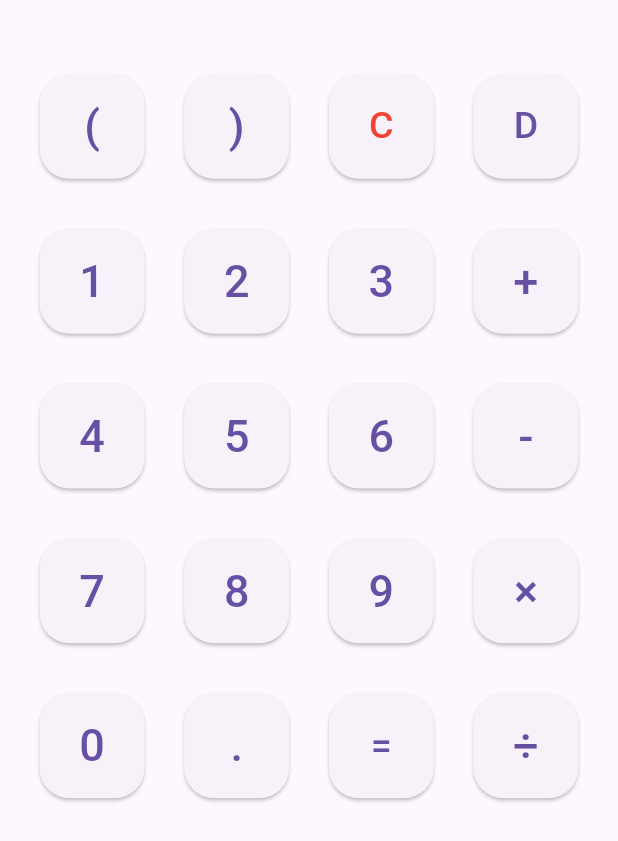
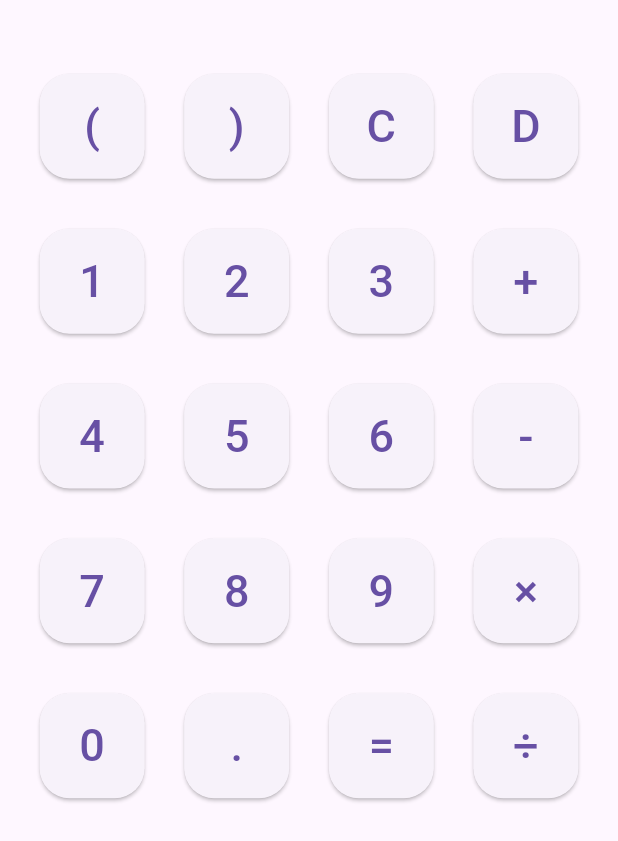
Before and after one commit to CoderMonstor/calculater, a Flutter app: the TransformPage screen opened directly, after a tap on an icon or button, on a phone screen of 412 x 824 dp. Shown: the part 388-1229 px from the top of the screen. Run offline on Flutter 3.47's test engine with Material 3 defaults, Android fonts, the light colour scheme and no system bars; missing offline and left inert: shake_animation_widget.

Commit message:
优化布局

```diff
--- a/lib/animationDemo/shake_audio.dart
+++ b/lib/animationDemo/shake_audio.dart
@@ -75,6 +75,15 @@ class _BuildButtonState extends State<BuildButton> {
              case '.':
                await _audioPlayer.play(AssetSource('audios/point.MP3'));
                break;
+             case '=':
+               await _audioPlayer.play(AssetSource('audios/equal.MP3'));
+               break;
+             case 'C':
+               await _audioPlayer.play(AssetSource('audios/clear.MP3'));
+               break;
+             case 'D':
+               // await _audioPlayer.play(AssetSource('audios/delete.MP3'));
+              break;
             default:
               await _audioPlayer.play(AssetSource('audios/${widget.str}.MP3'));
               break;
--- a/lib/drawerDemo/drawer.dart
+++ b/lib/drawerDemo/drawer.dart
@@ -12,7 +12,6 @@ class DrawerDemo extends StatefulWidget{
 class _DrawerDemoState extends State<DrawerDemo> {
   @override
   Widget build(BuildContext context) {
-    // TODO: implement build
     return Drawer(
         elevation: 16.0,
         child: Stack(
@@ -37,8 +36,7 @@ class _DrawerDemoState extends State<DrawerDemo> {
                     ),
                   ),
                 ),
-                Expanded(
-                  child: Column(
+                Column(
                   children: [
                     DeleteHistory(),
                     SizedBox(
@@ -47,7 +45,6 @@ class _DrawerDemoState extends State<DrawerDemo> {
                       child: History(),
                     ),
                   ],
-                  ),
                 ),
               ],
             ),
--- a/lib/widget/build_keyboard.dart
+++ b/lib/widget/build_keyboard.dart
@@ -1,69 +1,34 @@
-import 'equal_btn.dart';
 import '../animationDemo/shake_audio.dart';
 import 'calculate.dart';
-import 'clear_btn.dart';
-import 'delete_btn.dart';
+
 import 'package:flutter/material.dart';
 
 class buildKeyboard extends StatelessWidget {
   final Calculator calculator;
   const buildKeyboard({super.key, required this.calculator});
 
-
   @override
   Widget build(BuildContext context) {
+    final List<List<String>> buttonRows = [
+      ['(', ')', 'C', 'D'],
+      ['1', '2', '3', '+'],
+      ['4', '5', '6', '-'],
+      ['7', '8', '9', '×'],
+      ['0', '.', '=', '÷'],
+    ];
     return Expanded(
       flex: 2,
       child: Column(
         mainAxisAlignment: MainAxisAlignment.spaceEvenly,
-          children: [
-            Row(
+        children: buttonRows.map((row) {
+          return Row(
             mainAxisAlignment: MainAxisAlignment.spaceEvenly,
-              children: [
-                BuildButton(calculator: calculator, str: '('),
-                BuildButton(calculator: calculator, str: ')'),
-                ClearButton(calculator: calculator),
-                DeleteButton(calculator: calculator)
-              ],
-            ),
-            Row(
-              mainAxisAlignment: MainAxisAlignment.spaceEvenly,
-              children: [
-                BuildButton(calculator: calculator, str: '1'),
-                BuildButton(calculator: calculator, str: '2'),
-                BuildButton(calculator: calculator, str: '3'),
-                BuildButton(calculator: calculator, str: '+'),
-              ],
-            ),
-            Row(
-              mainAxisAlignment: MainAxisAlignment.spaceEvenly,
-              children: [
-                BuildButton(calculator: calculator, str: '4'),
-                BuildButton(calculator: calculator, str: '5'),
-                BuildButton(calculator: calculator, str: '6'),
-                BuildButton(calculator: calculator, str: '-'),
-              ],
-            ),
-            Row(
-              mainAxisAlignment: MainAxisAlignment.spaceEvenly,
-              children: [
-                BuildButton(calculator: calculator, str: '7'),
-                BuildButton(calculator: calculator, str: '8'),
-                BuildButton(calculator: calculator, str: '9'),
-                BuildButton(calculator: calculator, str: '×'),
-              ],
-            ),
-            Row(
-              mainAxisAlignment: MainAxisAlignment.spaceEvenly,
-              children: [
-                BuildButton(calculator: calculator, str: '0'),
-                BuildButton(calculator: calculator, str: '.'),
-                EqualButton(calculator: calculator),
-                BuildButton(calculator: calculator, str: '÷'),
-              ],
-            ),
-          ],
-        ),
+            children: row.map((str) {
+              return BuildButton(calculator: calculator, str: str);
+            }).toList(),
+          );
+        }).toList(),
+      )
     );
   }
 }
--- a/lib/widget/calculate.dart
+++ b/lib/widget/calculate.dart
@@ -1,25 +1,77 @@
 import 'dart:io';
 
-import 'package:calculater/result/result.dart';
 import 'package:flutter/foundation.dart';
-import 'package:flutter/material.dart';
 import 'package:path_provider/path_provider.dart';
 
 class Calculator extends ChangeNotifier {
   String inputNum = '';
   String result = '';
 
-
   void onButtonPressed(String value) {
     // 如果第一个输入的是操作符，则不进行任何操作
-    if (inputNum.isEmpty && isOperator(value)) {
+    if (inputNum.isEmpty && isOperator(value)&& inputNum[0] == ')') {
       return;
     }
-
     // 如果当前输入的是操作符，并且前一个字符也是操作符，则替换掉前一个操作符
     if (isOperator(value) && inputNum.isNotEmpty && isOperator(inputNum[inputNum.length - 1]) && inputNum[inputNum.length - 1] != '(') {
       inputNum = inputNum.substring(0, inputNum.length - 1) + value;
-    } else {
+    } else if (value == '=') {
+      // 处理等号按钮的逻辑
+      try {
+        // 计算表达式的结果
+        final result = calculateResult(inputNum);
+        inputNum+='=$result';
+
+        // 将结果保存到历史记录
+
+        /// 将给定的结果数据保存到文件中。
+        ///
+        /// 异步地将字符串结果追加写入到名为'histroy.txt'的文件中。如果文件不存在，
+        /// 它将被创建。此方法用于记录操作历史或保存临时数据，以便后续访问或查看。
+        Future<void> saveData(String result,String inputNum) async {
+          try {
+            final directory = await getApplicationDocumentsDirectory();
+            final file = File('${directory.path}/history.txt');
+            // print('文件路径：$file');
+            await file.writeAsString('$inputNum\n', mode: FileMode.append);
+          } catch (e) {
+            // 错误处理
+            if (kDebugMode) {
+              print('Error saving data: $e');
+            }
+          }
+        }
+        saveData(result, inputNum);
+        // 打印结果（调试用）
+        if (kDebugMode) {
+          print('Result: $result');
+        }
+      } catch (e) {
+        // 处理计算错误
+        inputNum = 'Error';
+        if (kDebugMode) {
+          print('Error result: $e');
+        }
+      }
+    } else if(value == 'C'){
+      try{
+        inputNum = '';
+      }catch(e){
+        if (kDebugMode) {
+          print('Error clear data: $e');
+        }
+      }
+    }else if(value == 'D'){
+      try{
+        inputNum = inputNum.substring(0, inputNum.length - 1);
+      }catch(e){
+        if (kDebugMode) {
+          print('Error deleting data: $e');
+        }
+      }
+    }
+    else {
+      // 处理其他按钮的逻辑
       inputNum += value;
     }
 
@@ -27,52 +79,7 @@ class Calculator extends ChangeNotifier {
     if (kDebugMode) {
       print(inputNum);
     }
-    notifyListeners();
-  }
-
-  void onDeletePressed() {
-    if (inputNum.isNotEmpty) {
-      /// 移除输入数字字符串的最后一个字符
-      inputNum = inputNum.substring(0, inputNum.length - 1);
-    }
-    notifyListeners();
-  }
-
-  void equalPressed(BuildContext context) {
-    // 计算输入数字的结果。
-    result = calculateResult(inputNum);
-
-    // 延迟0毫秒后，执行跳转到结果页面的操作。这是为了确保UI线程可以先处理其他更新。
-
-    // Future.delayed(Duration.zero, () {
-    //   jumpToResultPage(context, result);
-    // });
-
-    /// 将给定的结果数据保存到文件中。
-    ///
-    /// 异步地将字符串结果追加写入到名为'histroy.txt'的文件中。如果文件不存在，
-    /// 它将被创建。此方法用于记录操作历史或保存临时数据，以便后续访问或查看。
-
-    Future<void> saveData(String result,String inputNum) async {
-      try {
-        final directory = await getApplicationDocumentsDirectory();
-        final file = File('${directory.path}/history.txt');
-        // print('文件路径：$file');
-        await file.writeAsString('$inputNum=$result\n', mode: FileMode.append);
-      } catch (e) {
-        // 错误处理
-        if (kDebugMode) {
-          print('Error saving data: $e');
-        }
-      }
-
-    }
-    saveData(result, inputNum);
-
-    if (kDebugMode) {
-      print(result);
-    }
-
+    // 通知监听者更新界面
     notifyListeners();
   }
 
@@ -100,26 +107,26 @@ class Calculator extends ChangeNotifier {
     List<String> operators = [];
 
     // 遍历所有标记
-    for (String token in expressions) {
-      // 如果标记是数字，转换为double类型并压入数值栈
-      if (isNumber(token)) {
-        values.add(double.parse(token));
-        // 如果标记是左括号，压入运算符栈
-      } else if (token == '(') {
-        operators.add(token);
+    for (String value in expressions) {
+      // 如果标记是数字，转换为double类型,存储在数值列表
+      if (isNumber(value)) {
+        values.add(double.parse(value));
+        // 如果标记是左括号，压入运算符列表
+      } else if (value == '(') {
+        operators.add(value);
         // 如果标记是右括号，执行运算直到遇到左括号
-      } else if (token == ')') {
+      } else if (value == ')') {
         while (operators.isNotEmpty && operators.last != '(') {
           values.add(applyOperator(values.removeLast(), values.removeLast(), operators.removeLast()));
         }
         operators.removeLast(); // 移除左括号
         // 如果标记是运算符，根据优先级执行运算
-      } else if (isOperator(token)) {
+      } else if (isOperator(value)) {
         while (operators.isNotEmpty &&
-            precedence(operators.last) >= precedence(token)) {
+            precedence(operators.last) >= precedence(value)) {
           values.add(applyOperator(values.removeLast(), values.removeLast(), operators.removeLast()));
         }
-        operators.add(token);
+        operators.add(value);
       }
     }
 
@@ -148,8 +155,8 @@ class Calculator extends ChangeNotifier {
     // 遍历表达式中的每个字符
     for (int i = 0; i < expression.length; i++) {
       String char = expression[i];
-      // 如果当前字符是括号或运算符，则将当前数字缓冲区的内容添加到令牌列表中，
-      // 并将当前字符作为一个单独的令牌添加到列表中
+      // 如果当前字符是括号或运算符，则将当前数字缓冲区的内容添加到列表中，
+      // 并将当前字符作为一个单独的元素添加到列表中
       if (char == '(' || char == ')' || isOperator(char)) {
         if (numberBuffer.isNotEmpty) {
           nums.add(numberBuffer);
@@ -157,7 +164,7 @@ class Calculator extends ChangeNotifier {
         }
         nums.add(char);
       } else {
-        // 如果当前字符是数字，则将其添加到数字缓冲区
+        // 如果当前字符是数字，则将其添加到数字区
         numberBuffer += char;
       }
     }
@@ -201,20 +208,4 @@ class Calculator extends ChangeNotifier {
     }
     throw Exception('Unknown operator');
   }
-
-  void clearButton() {
-    inputNum = '';
-    result = '';
-    notifyListeners();
-  }
-
-  void jumpToResultPage(BuildContext context, String result) {
-    Navigator.of(context).push(
-      MaterialPageRoute(
-        builder: (ctx) {
-          return ResultPage(result, inputNum);
-        },
-      ),
-    );
-  }
 }
--- a/lib/widget/clear_btn.dart
+++ /dev/null
@@ -1,31 +0,0 @@
-import 'package:audioplayers/audioplayers.dart';
-import 'package:flutter/material.dart';
-
-import 'calculate.dart';
-
-class ClearButton extends StatelessWidget {
-  final Calculator calculator;
-  final AudioPlayer _audioPlayer = AudioPlayer();
-
-  ClearButton({super.key, required this.calculator});
-
-  @override
-  Widget build(BuildContext context) {
-    return ElevatedButton(
-      onPressed:() async {
-        calculator.clearButton();
-        await _audioPlayer.play(AssetSource('audios/clear.MP3'));
-        },
-      style: ElevatedButton.styleFrom(
-        minimumSize: const Size(70, 70),
-        shape: RoundedRectangleBorder(
-          borderRadius: BorderRadius.circular(20),
-        ),
-      ),
-      child: const Text(
-        "C",
-        style: TextStyle(fontSize: 25,color: Colors.red),
-      ),
-    );
-  }
-}
--- a/lib/widget/delete_btn.dart
+++ /dev/null
@@ -1,28 +0,0 @@
-import 'package:flutter/material.dart';
-
-import 'calculate.dart';
-
-class DeleteButton extends StatelessWidget {
-  final Calculator calculator;
-
-  const DeleteButton({super.key, required this.calculator});
-
-  @override
-  Widget build(BuildContext context) {
-    return ElevatedButton(
-      onPressed:() async {
-        calculator.onDeletePressed();
-      },
-      style: ElevatedButton.styleFrom(
-        minimumSize: const Size(70, 70),
-        shape: RoundedRectangleBorder(
-          borderRadius: BorderRadius.circular(20),
-        ),
-      ),
-      child: const Text(
-        "D",
-        style: TextStyle(fontSize: 25),
-      ),
-    );
-  }
-}
--- a/lib/widget/equal_btn.dart
+++ /dev/null
@@ -1,34 +0,0 @@
-import 'package:audioplayers/audioplayers.dart';
-
-import 'calculate.dart';
-import 'package:flutter/material.dart';
-class EqualButton extends StatefulWidget {
-  final Calculator calculator;
-  final AudioPlayer _audioPlayer = AudioPlayer();
-
-  EqualButton({super.key, required this.calculator});
-
-  @override
-  State<EqualButton> createState() => _EqualButtonState();
-}
-
-class _EqualButtonState extends State<EqualButton> {
-  @override
-  Widget build(BuildContext context) {
-    return ElevatedButton(
-      onPressed: () {
-        widget._audioPlayer.play(AssetSource('audios/equal.MP3'));
-
-        widget.calculator.equalPressed(context);
-      },
-      style: ElevatedButton.styleFrom(
-        minimumSize: const Size(70, 70),
-        shape: RoundedRectangleBorder(
-          borderRadius: BorderRadius.circular(20),
-        ),
-      ),
-      child: const Text("=", style: TextStyle(fontSize: 25),
-      ),
-    );
-  }
-}
```
Also changed, not shown: lib/audioDemo/audio.dart (deleted, +0 -232 lines), lib/drop_down_menu/drop_down_demo.dart (+0 -87 lines), lib/history/history.dart (+17 -21 lines), lib/widget/build_input_show.dart (+5 -8 lines), 1 other file. Lines whose indentation alone changed are shown as unchanged.
